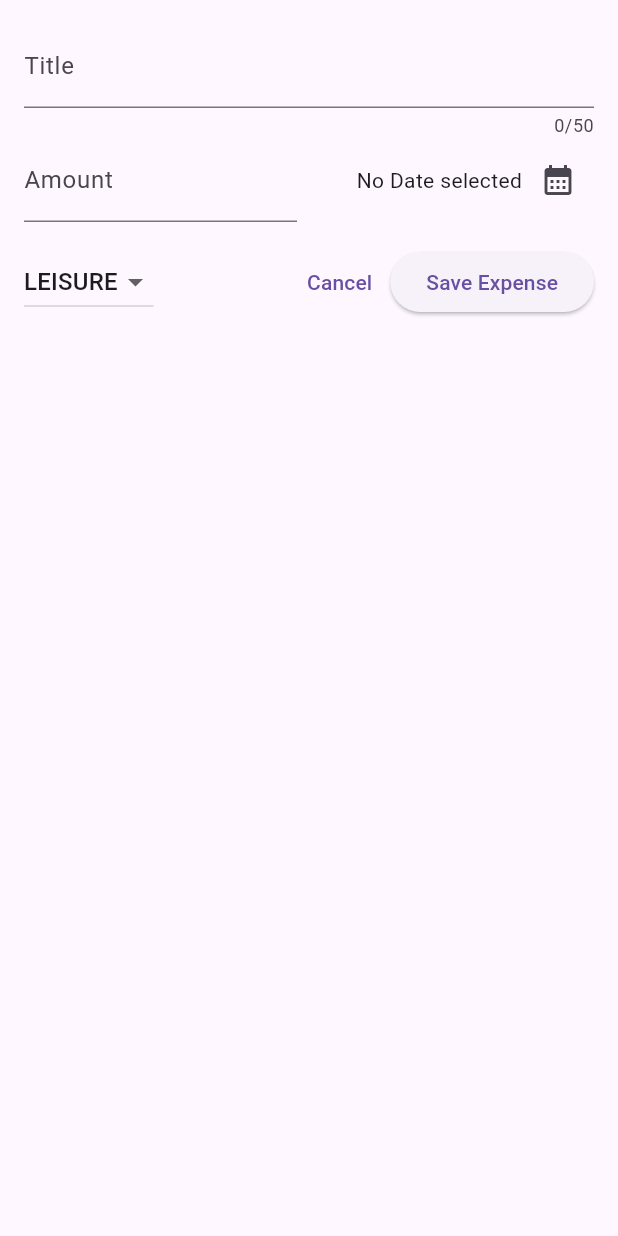
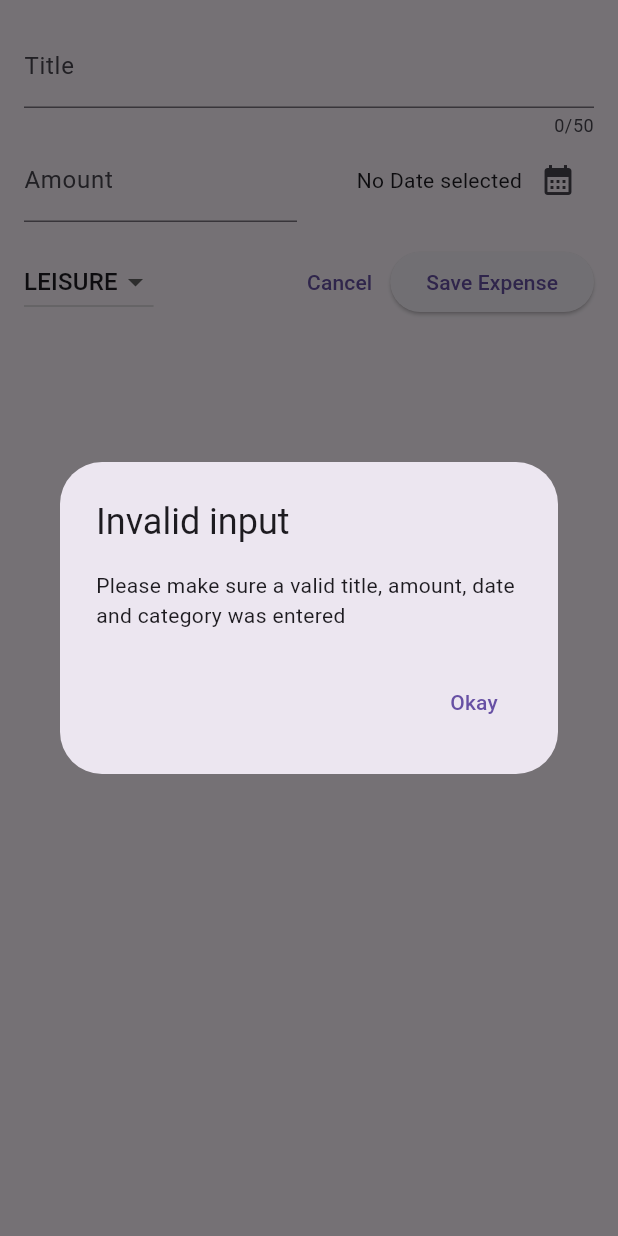
Before and after one commit to karim029/expense_tracker, a Flutter app: the NewExpense widget shown alone on an empty page, opened directly, after a tap on "Save Expense", on a phone screen of 412 x 824 dp. Run offline on Flutter 3.47's test engine with Material 3 defaults, Android fonts, the phone set to English and light mode, and no system bars.

Commit message:
finished user validation and added alert dialog

```diff
--- a/lib/widgets/new_expense.dart
+++ b/lib/widgets/new_expense.dart
@@ -31,16 +31,32 @@ class _NewExpenseState extends State<NewExpense> {
     });
   }
 
-  void _submitExpenseData(){
+  void _submitExpenseData() {
     //data validation for the user input
     final enteredAmount = double.tryParse(_amountController.text);
     final amountIsInvalid = enteredAmount == null || enteredAmount <= 0;
-    if(_titleController.text.trim().isEmpty || amountIsInvalid){
+    if (_titleController.text.trim().isEmpty ||
+        amountIsInvalid ||
+        _selectedDate == null) {
       //show an error message
-
+      showDialog(
+        context: context,
+        builder: (ctx) => AlertDialog(
+          title: const Text('Invalid input'),
+          content: const Text(
+              'Please make sure a valid title, amount, date and category was entered'),
+          actions: [
+            TextButton(
+              onPressed: () {
+                Navigator.pop(ctx);
+              },
+              child: const Text('Okay'),
+            ),
+          ],
+        ),
+      );
+      return;
     }
-
-
   }
 
   @override
```
